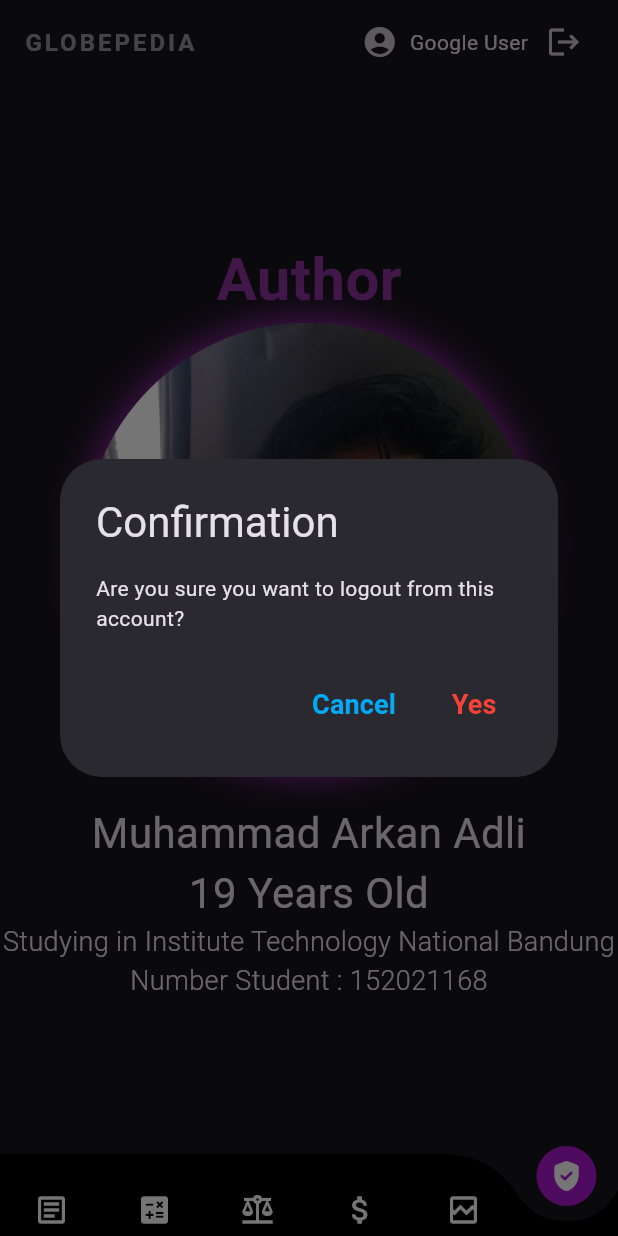
After one commit to arkanadli/globetrivia, a Flutter app: the HomePage screen opened directly, item 6 of the bottom bar chosen, after a tap on the "logout" icon, on a phone screen of 412 x 824 dp. The commit adds this screen. Run offline on Flutter 3.47's test engine with Material 2 defaults, Android fonts, the phone set to English and light mode, and no system bars; drawn by our look-alikes of curved_navigation_bar; our stand-ins replace carousel_slider, fl_chart.

```diff
--- /dev/null
+++ b/lib/components/alertLogout.dart
@@ -0,0 +1,55 @@
+import 'package:flutter/material.dart';
+import 'package:pemmobile/main.dart';
+import 'package:pemmobile/pages/login.dart';
+
+class AlertLogout extends StatelessWidget {
+  const AlertLogout({super.key});
+
+  @override
+  Widget build(BuildContext context) {
+    return AlertDialog(
+      title: Text(
+        "Confirmation",
+        style: Theme.of(context).textTheme.headlineMedium,
+      ),
+      content: const Text("Are you sure you want to logout from this account?"),
+      actions: [
+        TextButton(
+            onPressed: () {
+              Navigator.of(context).pop();
+            },
+            child: const Text(
+              'Cancel',
+              style: TextStyle(
+                  fontWeight: FontWeight.bold,
+                  color: Colors.lightBlue,
+                  fontSize: 18),
+            )),
+        TextButton(
+            onPressed: () {
+              Navigator.pushAndRemoveUntil(
+                  context,
+                  CustomPageRouteTransition(route: const LoginPage()),
+                  (route) => false);
+              ScaffoldMessenger.of(context).showSnackBar(
+                const SnackBar(
+                  duration: Duration(milliseconds: 1800),
+                  content: Text(
+                    'Succesfully logout!',
+                    style: TextStyle(fontWeight: FontWeight.bold),
+                  ),
+                  shape: RoundedRectangleBorder(
+                      borderRadius:
+                          BorderRadius.vertical(top: Radius.circular(12))),
+                ),
+              );
+            },
+            child: const Text(
+              'Yes',
+              style: TextStyle(
+                  fontWeight: FontWeight.bold, color: Colors.red, fontSize: 18),
+            )),
+      ],
+    );
+  }
+}
--- a/lib/pages/Tab/profileTab.dart
+++ b/lib/pages/Tab/profileTab.dart
@@ -23,7 +23,17 @@ class _ProfileTabState extends State<ProfileTab> {
               color: Color.fromARGB(255, 142, 50, 158),
             ),
           ),
-          ClipRRect(
+          Container(
+            decoration: BoxDecoration(
+                borderRadius: BorderRadius.circular(150),
+                boxShadow: const [
+                  BoxShadow(
+                    color: Colors.purple,
+                    spreadRadius: 2,
+                    blurRadius: 20,
+                  )
+                ]),
+            child: ClipRRect(
               borderRadius: BorderRadius.circular(150),
               child: const Image(
                 image: AssetImage('assets/fotoarkan3.jpg'),
@@ -31,6 +41,7 @@ class _ProfileTabState extends State<ProfileTab> {
                 fit: BoxFit.cover,
                 width: 300,
                 height: 300,
+              ),
             ),
           ),
           const SizedBox(
@@ -56,7 +67,7 @@ class _ProfileTabState extends State<ProfileTab> {
             width: double.maxFinite,
             child: Text(
               'Studying in Institute Technology National Bandung',
-              style: TextStyle(fontSize: 18),
+              style: TextStyle(fontSize: 18, fontWeight: FontWeight.w300),
               textAlign: TextAlign.center,
             ),
           ),
@@ -64,7 +75,7 @@ class _ProfileTabState extends State<ProfileTab> {
             width: double.maxFinite,
             child: Text(
               'Number Student : 152021168',
-              style: TextStyle(fontSize: 18),
+              style: TextStyle(fontSize: 18, fontWeight: FontWeight.w300),
               textAlign: TextAlign.center,
             ),
           ),
--- a/lib/pages/home.dart
+++ b/lib/pages/home.dart
@@ -1,5 +1,6 @@
 import 'package:curved_navigation_bar/curved_navigation_bar.dart';
 import 'package:flutter/material.dart';
+import 'package:pemmobile/components/alertLogout.dart';
 import 'package:pemmobile/main.dart';
 import 'package:pemmobile/pages/Tab/articleTab.dart';
 import 'package:pemmobile/pages/Tab/bmiTab.dart';
@@ -55,10 +56,12 @@ class _HomePageState extends State<HomePage> {
             padding: const EdgeInsets.only(right: 12),
             child: IconButton(
                 onPressed: () {
-                  Navigator.pushAndRemoveUntil(
-                      context,
-                      CustomPageRouteTransition(route: const LoginPage()),
-                      (route) => false);
+                  showDialog(
+                    context: context,
+                    builder: (context) {
+                      return const AlertLogout();
+                    },
+                  );
                 },
                 icon: const Icon(Icons.logout)),
           )
--- a/lib/pages/login.dart
+++ b/lib/pages/login.dart
@@ -219,6 +219,7 @@ class _LoginPageState extends State<LoginPage> {
                         );
                         ScaffoldMessenger.of(context).showSnackBar(
                           SnackBar(
+                            dismissDirection: DismissDirection.horizontal,
                             content: Text(
                               'Login Successfully welcome ${usernameTextController.text}',
                               style: const TextStyle(
```
Also changed, not shown: lib/pages/Tab/bmiTab.dart (+30 -4 lines), lib/pages/Tab/converterTab.dart (+30 -2 lines), lib/pages/landing.dart (+10 -6 lines). Lines whose indentation alone changed are shown as unchanged.
